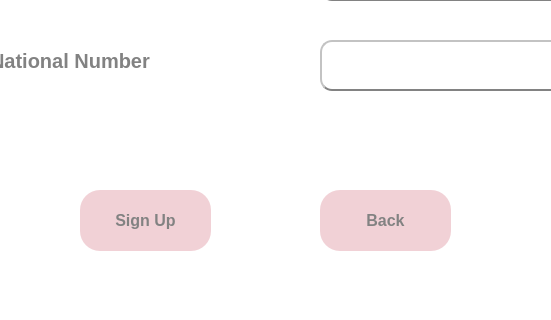
Qt form ui/signup.ui (vidagharavian/cloud_service) before a commit; both pictures show x 200 to 751 and y 480 to 800 of the 1000 by 800 pixel window.
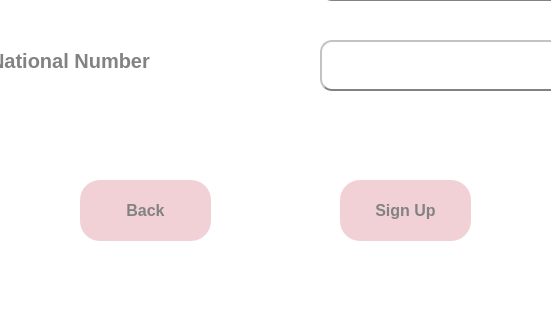
The same form after that commit.

```diff
--- a/ui/signup.ui
+++ b/ui/signup.ui
@@ -265,8 +265,8 @@
    <widget class="QPushButton" name="pb_signup">
     <property name="geometry">
      <rect>
-      <x>280</x>
-      <y>670</y>
+      <x>540</x>
+      <y>660</y>
       <width>131</width>
       <height>61</height>
      </rect>
@@ -300,8 +300,8 @@
    <widget class="QPushButton" name="pb_back">
     <property name="geometry">
      <rect>
-      <x>520</x>
-      <y>670</y>
+      <x>280</x>
+      <y>660</y>
       <width>131</width>
       <height>61</height>
      </rect>
```
